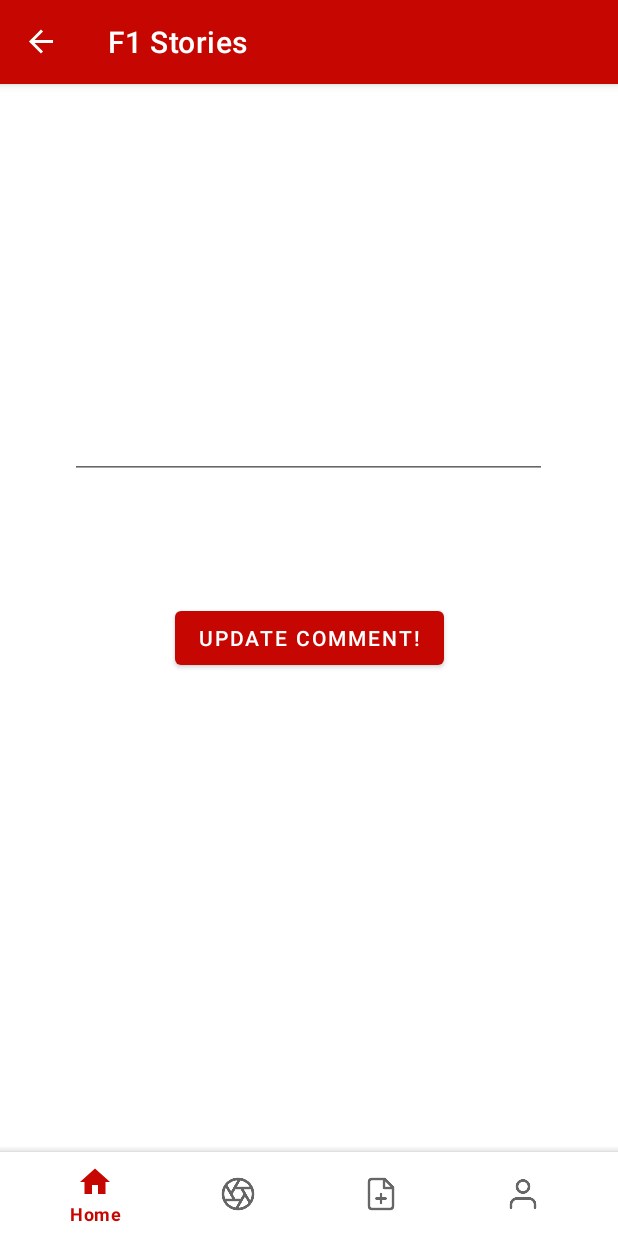
After one commit to nicolasloontjens/f1stories-nma-frontend, an Android app: the fragment UpdateCommentFragment placed in its activity, on a phone screen of 412 x 824 dp. The commit adds this screen. Run offline under Robolectric (Android 15) with nearby library versions, the phone set to English and light mode, and no system bars; our stand-ins replace data binding, navigation-ui; 3 statements that could not run were skipped.

Commit message:
adding edit comment feature

```diff
--- a/app/src/main/java/be/howest/nicolas/loontjens/f1stories/comments/CommentFragment.kt
+++ b/app/src/main/java/be/howest/nicolas/loontjens/f1stories/comments/CommentFragment.kt
@@ -55,7 +55,8 @@ class CommentFragment : Fragment() {
     private fun editComment(comment: Comment){
         val uid = getUid()
         if(comment.userid == uid){
-
+            val action: NavDirections = CommentFragmentDirections.actionCommentFragmentToUpdateCommentFragment(comment)
+            findNavController().navigate(action)
         }else{
             Toast.makeText(context, "You can't edit someone else's comment!", Toast.LENGTH_SHORT).show()
         }
--- /dev/null
+++ b/app/src/main/java/be/howest/nicolas/loontjens/f1stories/comments/UpdateCommentFragment.kt
@@ -0,0 +1,39 @@
+package be.howest.nicolas.loontjens.f1stories.comments
+
+import android.os.Bundle
+import androidx.fragment.app.Fragment
+import android.view.LayoutInflater
+import android.view.View
+import android.view.ViewGroup
+import androidx.lifecycle.ViewModelProvider
+import androidx.navigation.fragment.findNavController
+import be.howest.nicolas.loontjens.f1stories.R
+import be.howest.nicolas.loontjens.f1stories.databinding.UpdateCommentFragmentBinding
+
+class UpdateCommentFragment : Fragment() {
+
+    companion object {
+        fun newInstance() = UpdateCommentFragment()
+    }
+    private lateinit var viewModelFactory: UpdateCommentViewModelFactory
+    private lateinit var viewModel: UpdateCommentViewModel
+    private lateinit var binding: UpdateCommentFragmentBinding
+
+    override fun onCreateView(
+        inflater: LayoutInflater, container: ViewGroup?,
+        savedInstanceState: Bundle?
+    ): View? {
+        viewModelFactory = UpdateCommentViewModelFactory(UpdateCommentFragmentArgs.fromBundle(requireArguments()).comment)
+        viewModel = ViewModelProvider(this,viewModelFactory).get(UpdateCommentViewModel::class.java)
+        binding = UpdateCommentFragmentBinding.inflate(inflater)
+        return binding.root
+    }
+
+    override fun onViewCreated(view: View, savedInstanceState: Bundle?) {
+        super.onViewCreated(view, savedInstanceState)
+        viewModel.showComment(binding)
+        binding.updateCommentButton.setOnClickListener{
+            viewModel.updateComment(findNavController())
+        }
+    }
+}
--- a/app/src/main/java/be/howest/nicolas/loontjens/f1stories/network/data/Comment.kt
+++ b/app/src/main/java/be/howest/nicolas/loontjens/f1stories/network/data/Comment.kt
@@ -1,9 +1,13 @@
 package be.howest.nicolas.loontjens.f1stories.network.data
 
+import android.os.Parcelable
+import kotlinx.android.parcel.Parcelize
+
+@Parcelize
 data class Comment(
     val commentid: Int,
     val userid: Int,
     val storyid: Int,
     val content: String,
     val username: String
-)
+):Parcelable
--- /dev/null
+++ b/app/src/main/res/layout/update_comment_fragment.xml
@@ -0,0 +1,39 @@
+<?xml version="1.0" encoding="utf-8"?>
+<layout xmlns:android="http://schemas.android.com/apk/res/android"
+    xmlns:app="http://schemas.android.com/apk/res-auto"
+    xmlns:tools="http://schemas.android.com/tools">
+
+    <data>
+
+    </data>
+
+    <androidx.constraintlayout.widget.ConstraintLayout
+        android:layout_width="match_parent"
+        android:layout_height="match_parent">
+
+        <EditText
+            android:id="@+id/updateCommentContent"
+            android:layout_width="318dp"
+            android:layout_height="199dp"
+            android:ems="10"
+            android:gravity="start|top"
+            android:inputType="textMultiLine"
+            app:layout_constraintBottom_toBottomOf="parent"
+            app:layout_constraintEnd_toEndOf="parent"
+            app:layout_constraintHorizontal_bias="0.494"
+            app:layout_constraintStart_toStartOf="parent"
+            app:layout_constraintTop_toTopOf="parent"
+            app:layout_constraintVertical_bias="0.112"
+            tools:ignore="SpeakableTextPresentCheck" />
+
+        <Button
+            android:id="@+id/updateCommentButton"
+            android:layout_width="wrap_content"
+            android:layout_height="wrap_content"
+            android:layout_marginTop="82dp"
+            android:text="Update comment!"
+            app:layout_constraintEnd_toEndOf="parent"
+            app:layout_constraintStart_toStartOf="parent"
+            app:layout_constraintTop_toBottomOf="@+id/updateCommentContent" />
+    </androidx.constraintlayout.widget.ConstraintLayout>
+</layout>
--- a/app/src/main/res/navigation/nav_graph.xml
+++ b/app/src/main/res/navigation/nav_graph.xml
@@ -78,6 +78,9 @@
         <action
             android:id="@+id/action_commentFragment_self"
             app:destination="@id/commentFragment" />
+        <action
+            android:id="@+id/action_commentFragment_to_updateCommentFragment"
+            app:destination="@id/updateCommentFragment" />
     </fragment>
     <fragment
         android:id="@+id/addComment2"
@@ -119,4 +122,12 @@
             android:id="@+id/action_updateStoryFragment_to_profileFragment"
             app:destination="@id/profileFragment" />
     </fragment>
+    <fragment
+        android:id="@+id/updateCommentFragment"
+        android:name="be.howest.nicolas.loontjens.f1stories.comments.UpdateCommentFragment"
+        android:label="UpdateCommentFragment" >
+        <argument
+            android:name="comment"
+            app:argType="be.howest.nicolas.loontjens.f1stories.network.data.Comment" />
+    </fragment>
 </navigation>
```
Also changed, not shown: app/src/main/java/be/howest/nicolas/loontjens/f1stories/comments/UpdateCommentViewModel.kt (added, +50 -0 lines).
